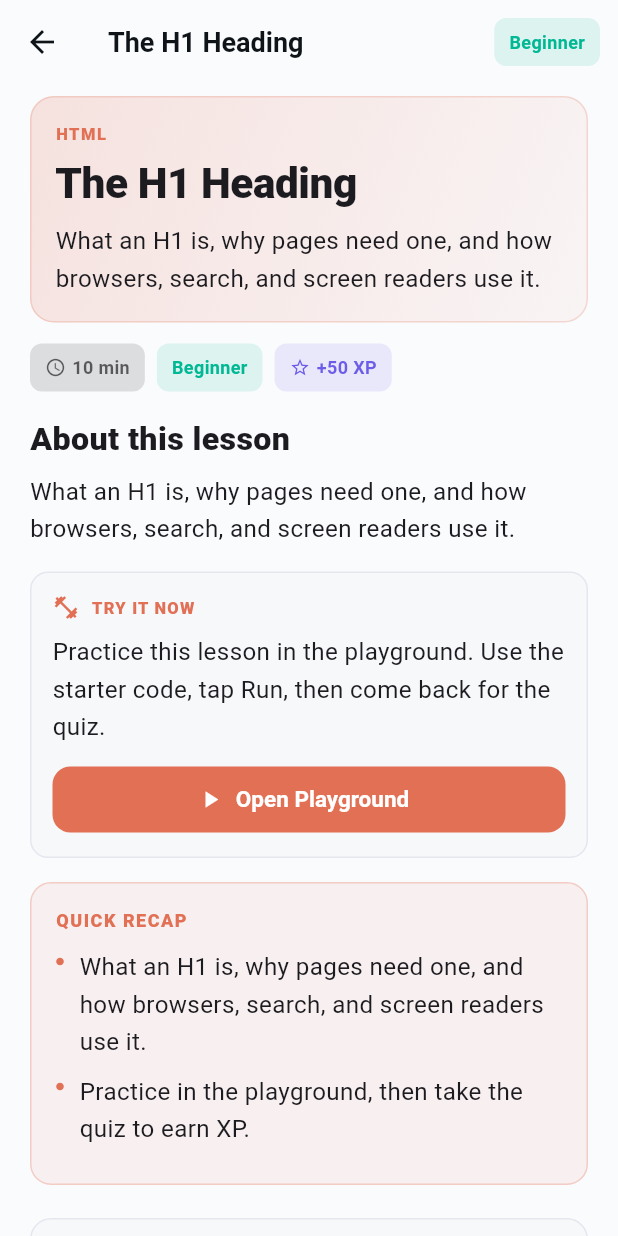
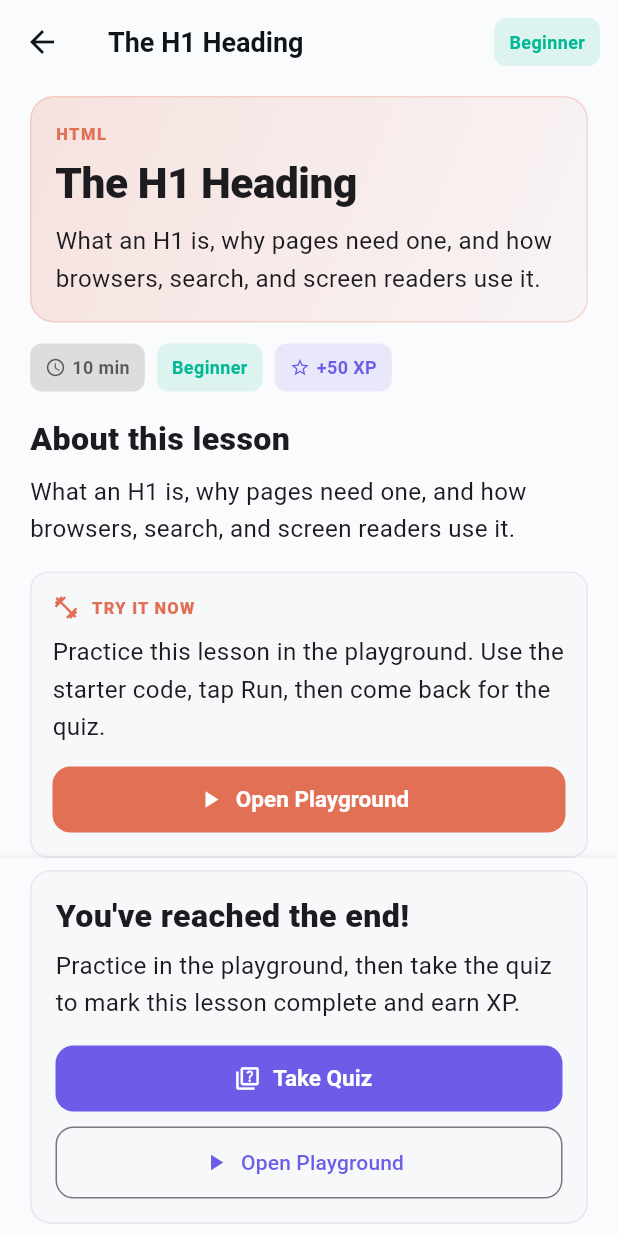
Before and after one commit to devshujon/devpath, a Flutter app: the screen it shows after launch, after a tap on "WELCOME TO DEVPATH", on a phone screen of 412 x 824 dp. Run offline on Flutter 3.47's test engine with Material 3 defaults, Android fonts, the phone set to English and light mode, and no system bars; our stand-ins replace file_picker, flutter_local_notifications, hive, hive_flutter, permission_handler, share_plus and 3 more; accounts and stored records are empty; project files that could hold a hidden picture were left out.

Commit message:
Fix Take Quiz taps blocked by lesson WebViews on Android.
Pin lesson CTAs below the scroll area, route quiz navigation through the root navigator with logging, and initialize the quiz screen from route arguments in didChangeDependencies.

Co-authored-by: devshujon <devshujon@users.noreply.github.com>

```diff
--- a/lib/features/learning/screens/lesson_detail_screen.dart
+++ b/lib/features/learning/screens/lesson_detail_screen.dart
@@ -1,3 +1,4 @@
+import 'package:flutter/foundation.dart';
 import 'package:flutter/material.dart';
 import 'package:provider/provider.dart';
 
@@ -31,9 +32,22 @@ class LessonDetailScreen extends StatefulWidget {
 
 class _LessonDetailScreenState extends State<LessonDetailScreen> {
   String? _loadedId;
+  String? _routeLessonId;
   CurriculumLoadResult? _result;
   bool _loading = true;
   Future<QuizSet?>? _quizFuture;
+
+  @override
+  void didChangeDependencies() {
+    super.didChangeDependencies();
+    final args =
+        ModalRoute.of(context)?.settings.arguments as LessonDetailArguments?;
+    final lessonId = args?.lessonId;
+    if (lessonId == null || lessonId == _routeLessonId) return;
+    _routeLessonId = lessonId;
+    final raw = LessonsCatalog.byId(lessonId);
+    if (raw != null) _ensureLoad(raw);
+  }
 
   void _ensureLoad(Lesson lesson) {
     if (_loadedId == lesson.id) return;
@@ -61,8 +75,6 @@ class _LessonDetailScreenState extends State<LessonDetailScreen> {
 
     final raw = LessonsCatalog.byId(args.lessonId);
     if (raw == null) return _MissingLesson(id: args.lessonId);
-
-    _ensureLoad(raw);
 
     final isCompleted = context.select<LearningProgressProvider, bool>(
       (p) => p.completedLessons.contains(raw.id),
@@ -112,7 +124,10 @@ class _LessonDetailScreenState extends State<LessonDetailScreen> {
           ),
         ],
       ),
-      body: CustomScrollView(
+      body: Column(
+        children: [
+          Expanded(
+            child: CustomScrollView(
               keyboardDismissBehavior: ScrollViewKeyboardDismissBehavior.onDrag,
               slivers: [
                 SliverPadding(
@@ -166,17 +181,36 @@ class _LessonDetailScreenState extends State<LessonDetailScreen> {
                           accent: accent,
                         ),
                       ],
-                const SizedBox(height: 22),
-                _EndOfLesson(
+                      const SizedBox(height: 16),
+                      _AdvancedPracticeStep(
+                        future: _quizFuture,
+                        lesson: lesson,
+                      ),
+                      const SizedBox(height: 8),
+                    ]),
+                  ),
+                ),
+              ],
+            ),
+          ),
+          // Pinned above Android WebView platform views in the scroll
+          // area so Take Quiz / Open Playground always receive taps.
+          Material(
+            elevation: 6,
+            color: Theme.of(context).scaffoldBackgroundColor,
+            child: SafeArea(
+              top: false,
+              child: Padding(
+                padding: EdgeInsets.fromLTRB(pad, 8, pad, 8),
+                child: _EndOfLesson(
                   lesson: lesson,
                   next: next,
                   onQuiz: () => _openQuiz(context, lesson),
                   onPlayground: () => _openPlayground(context, lesson),
-                  onNext: next == null ? null : () => _openLesson(context, next),
+                  onNext:
+                      next == null ? null : () => _openLesson(context, next),
                 ),
-                _AdvancedPracticeStep(future: _quizFuture, lesson: lesson),
-                SizedBox(height: MediaQuery.paddingOf(context).bottom + 24),
-              ]),
+              ),
             ),
           ),
         ],
@@ -215,12 +249,42 @@ class _LessonDetailScreenState extends State<LessonDetailScreen> {
     return {'html': '', 'css': '', 'js': '', slot: code};
   }
 
-  void _openQuiz(BuildContext context, Lesson lesson) {
-    Navigator.pushNamed(
-      context,
+  Future<void> _openQuiz(BuildContext context, Lesson lesson) async {
+    if (kDebugMode) {
+      debugPrint(
+        'LessonDetail: Take Quiz tapped for ${lesson.id} '
+        '(${lesson.quizQuestions.length} questions)',
+      );
+    }
+    if (lesson.quizQuestions.isEmpty) {
+      if (!context.mounted) return;
+      ScaffoldMessenger.of(context).showSnackBar(
+        const SnackBar(
+          content: Text('This lesson has no quiz yet. Try again later.'),
+        ),
+      );
+      return;
+    }
+
+    final args = LessonDetailArguments(lessonId: lesson.id);
+    final navigator = Navigator.of(context, rootNavigator: true);
+    try {
+      await navigator.pushNamed<void>(
         AppRoutes.lessonQuiz,
-      arguments: LessonDetailArguments(lessonId: lesson.id),
+        arguments: args,
       );
+      if (kDebugMode) {
+        debugPrint('LessonDetail: returned from quiz for ${lesson.id}');
+      }
+    } catch (e, st) {
+      if (kDebugMode) {
+        debugPrint('LessonDetail: quiz navigation failed: $e\n$st');
+      }
+      if (!context.mounted) return;
+      ScaffoldMessenger.of(context).showSnackBar(
+        SnackBar(content: Text('Could not open the quiz: $e')),
+      );
+    }
   }
 
   void _openLesson(BuildContext context, Lesson lesson) {
```
Also changed, not shown: lib/features/curriculum/widgets/figure_view.dart (+1 -6 lines), lib/features/learn/widgets/lesson_start_sheet.dart (+5 -4 lines), lib/features/learning/screens/lesson_quiz_screen.dart (+43 -9 lines), 3 other files. Lines whose indentation alone changed are shown as unchanged.
